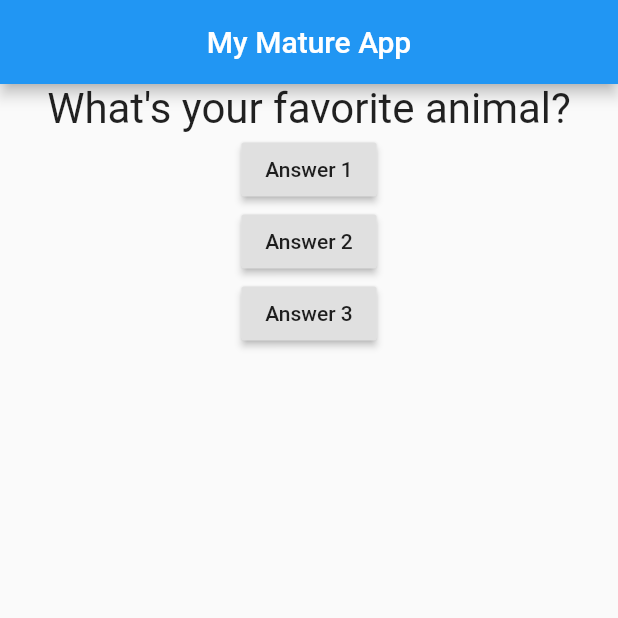
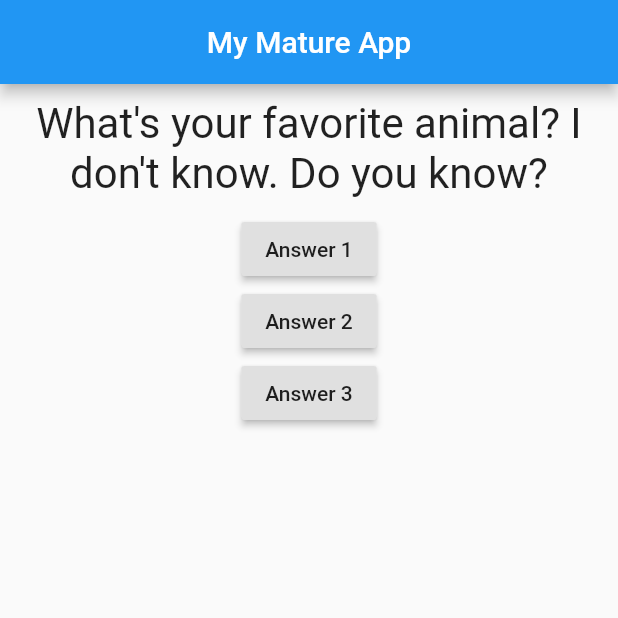
Before and after one commit to Rifat15913/flutter-quiz-app, a Flutter app: the screen it shows after launch, after a tap on "Answer 1", on a phone screen of 412 x 824 dp, the top half of it. Run offline on Flutter 3.47's test engine with Material 2 defaults, Android fonts, the phone set to English and light mode, and no system bars.

Commit message:
1. Add states and custom widget to the main app, 2. Place text in the center

```diff
--- a/lib/main.dart
+++ b/lib/main.dart
@@ -32,7 +32,7 @@ class _MyAppState extends State<MyApp> {
   Widget build(BuildContext context) {
     var questions = [
       "What\'s your favorite color?",
-      "What\'s your favorite animal?",
+      "What\'s your favorite animal? I don't know. Do you know?",
     ];
 
     return MaterialApp(
--- a/lib/question.dart
+++ b/lib/question.dart
@@ -9,6 +9,7 @@ class Question extends StatelessWidget {
   Widget build(BuildContext context) {
     return Container(
       width: double.infinity,
+      margin: EdgeInsets.all(10),
       child: Text(
         _questionText,
         style: TextStyle(fontSize: 28),
```
